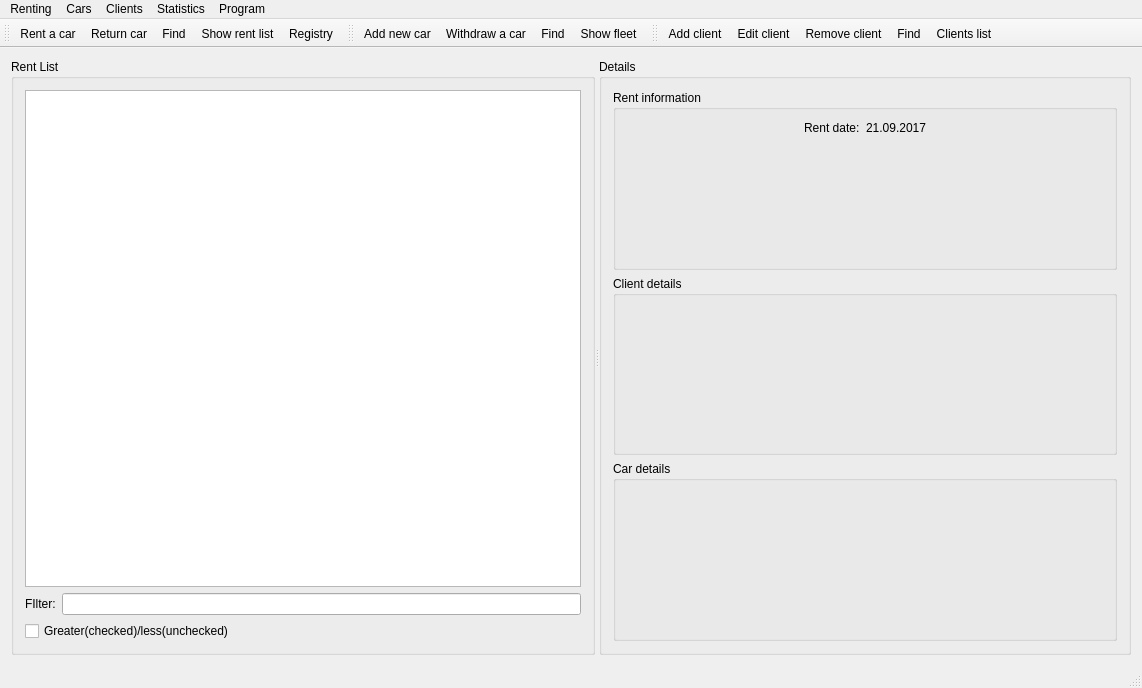
Old version of the form mainwindow.ui in the repository poskart/qt_carRental.
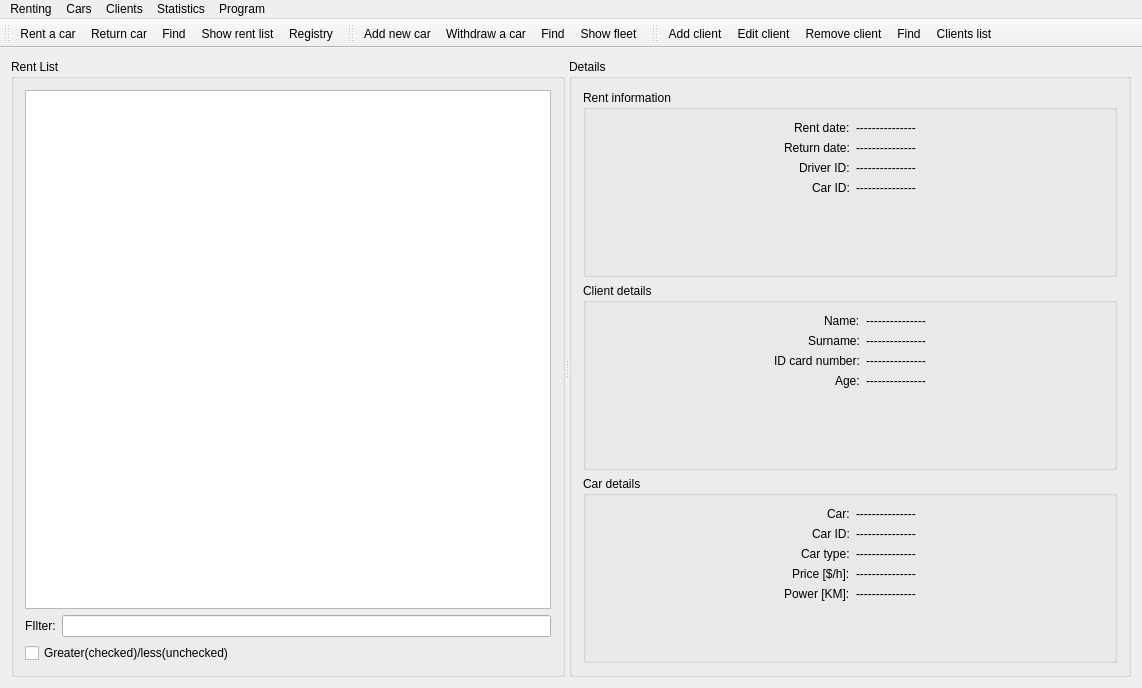
New version of the form. Icons and pictures are not drawn.

What changed in the file:
```diff
--- a/mainwindow.ui
+++ b/mainwindow.ui
@@ -120,6 +120,9 @@
              </item>
              <item>
               <layout class="QFormLayout" name="formLayout">
+               <property name="labelAlignment">
+                <set>Qt::AlignRight|Qt::AlignTrailing|Qt::AlignVCenter</set>
+               </property>
                <item row="0" column="0">
                 <widget class="QLabel" name="label_2">
                  <property name="text">
@@ -128,9 +131,51 @@
                 </widget>
                </item>
                <item row="0" column="1">
-                <widget class="QLabel" name="label_3">
+                <widget class="QLabel" name="rentBeginDateLabel">
                  <property name="text">
-                  <string>21.09.2017</string>
+                  <string>---------------</string>
+                 </property>
+                </widget>
+               </item>
+               <item row="1" column="0">
+                <widget class="QLabel" name="label_17">
+                 <property name="text">
+                  <string>Return date:</string>
+                 </property>
+                </widget>
+               </item>
+               <item row="1" column="1">
+                <widget class="QLabel" name="rentEndDateLabel">
+                 <property name="text">
+                  <string>---------------</string>
+                 </property>
+                </widget>
+               </item>
+               <item row="2" column="0">
+                <widget class="QLabel" name="label_19">
+                 <property name="text">
+                  <string>Driver ID:</string>
+                 </property>
+                </widget>
+               </item>
+               <item row="2" column="1">
+                <widget class="QLabel" name="clientIdNumberLabel1">
+                 <property name="text">
+                  <string>---------------</string>
+                 </property>
+                </widget>
+               </item>
+               <item row="3" column="0">
+                <widget class="QLabel" name="label_21">
+                 <property name="text">
+                  <string>Car ID:</string>
+                 </property>
+                </widget>
+               </item>
+               <item row="3" column="1">
+                <widget class="QLabel" name="carIdNumberLabel1">
+                 <property name="text">
+                  <string>---------------</string>
                  </property>
                 </widget>
                </item>
@@ -159,6 +204,101 @@
           <property name="title">
            <string>Client details</string>
           </property>
+          <layout class="QVBoxLayout" name="verticalLayout_5">
+           <item>
+            <layout class="QHBoxLayout" name="horizontalLayout_4">
+             <item>
+              <spacer name="horizontalSpacer_3">
+               <property name="orientation">
+                <enum>Qt::Horizontal</enum>
+               </property>
+               <property name="sizeHint" stdset="0">
+                <size>
+                 <width>40</width>
+                 <height>20</height>
+                </size>
+               </property>
+              </spacer>
+             </item>
+             <item>
+              <layout class="QFormLayout" name="formLayout_2">
+               <property name="labelAlignment">
+                <set>Qt::AlignRight|Qt::AlignTrailing|Qt::AlignVCenter</set>
+               </property>
+               <item row="0" column="0">
+                <widget class="QLabel" name="label_3">
+                 <property name="text">
+                  <string>Name:</string>
+                 </property>
+                </widget>
+               </item>
+               <item row="0" column="1">
+                <widget class="QLabel" name="clientNameLabel">
+                 <property name="text">
+                  <string>---------------</string>
+                 </property>
+                </widget>
+               </item>
+               <item row="1" column="0">
+                <widget class="QLabel" name="label_6">
+                 <property name="text">
+                  <string>Surname:</string>
+                 </property>
+                </widget>
+               </item>
+               <item row="1" column="1">
+                <widget class="QLabel" name="clientSurnameLabel">
+                 <property name="text">
+                  <string>---------------</string>
+                 </property>
+                </widget>
+               </item>
+               <item row="2" column="0">
+                <widget class="QLabel" name="label_8">
+                 <property name="text">
+                  <string>ID card number:</string>
+                 </property>
+                </widget>
+               </item>
+               <item row="2" column="1">
+                <widget class="QLabel" name="clientIdNumberLabel2">
+                 <property name="text">
+                  <string>---------------</string>
+                 </property>
+                </widget>
+               </item>
+               <item row="3" column="0">
+                <widget class="QLabel" name="label_23">
+                 <property name="text">
+                  <string>Age:</string>
+                 </property>
+                </widget>
+               </item>
+               <item row="3" column="1">
+                <widget class="QLabel" name="clientAgeLabel">
+                 <property name="text">
+                  <string>---------------</string>
+                 </property>
+                </widget>
+               </item>
+              </layout>
+             </item>
+             <item>
+              <spacer name="horizontalSpacer_4">
+               <property name="orientation">
+                <enum>Qt::Horizontal</enum>
+               </property>
+               <property name="sizeHint" stdset="0">
+                <size>
+                 <width>40</width>
+                 <height>20</height>
+                </size>
+               </property>
+              </spacer>
+             </item>
+            </layout>
+           </item>
+          </layout>
          </widget>
         </item>
         <item>
@@ -166,6 +306,115 @@
           <property name="title">
            <string>Car details</string>
           </property>
+          <layout class="QVBoxLayout" name="verticalLayout_6">
+           <item>
+            <layout class="QHBoxLayout" name="horizontalLayout_5">
+             <item>
+              <spacer name="horizontalSpacer_5">
+               <property name="orientation">
+                <enum>Qt::Horizontal</enum>
+               </property>
+               <property name="sizeHint" stdset="0">
+                <size>
+                 <width>40</width>
+                 <height>20</height>
+                </size>
+               </property>
+              </spacer>
+             </item>
+             <item>
+              <layout class="QFormLayout" name="formLayout_3">
+               <property name="labelAlignment">
+                <set>Qt::AlignRight|Qt::AlignTrailing|Qt::AlignVCenter</set>
+               </property>
+               <item row="0" column="0">
+                <widget class="QLabel" name="label_4">
+                 <property name="text">
+                  <string>Car:</string>
+                 </property>
+                </widget>
+               </item>
+               <item row="0" column="1">
+                <widget class="QLabel" name="carNameLabel">
+                 <property name="text">
+                  <string>---------------</string>
+                 </property>
+                </widget>
+               </item>
+               <item row="1" column="0">
+                <widget class="QLabel" name="label_11">
+                 <property name="text">
+                  <string>Car ID:</string>
+                 </property>
+                </widget>
+               </item>
+               <item row="1" column="1">
+                <widget class="QLabel" name="carIdNumberLabel2">
+                 <property name="text">
+                  <string>---------------</string>
+                 </property>
+                </widget>
+               </item>
+               <item row="2" column="0">
+                <widget class="QLabel" name="label_13">
+                 <property name="text">
+                  <string>Car type:</string>
+                 </property>
+                </widget>
+               </item>
+               <item row="2" column="1">
+                <widget class="QLabel" name="carTypeLabel">
+                 <property name="text">
+                  <string>---------------</string>
+                 </property>
+                </widget>
+               </item>
+               <item row="3" column="0">
+                <widget class="QLabel" name="label_15">
+                 <property name="text">
+                  <string>Price [$/h]:</string>
+                 </property>
+                </widget>
+               </item>
+               <item row="3" column="1">
+                <widget class="QLabel" name="carPriceLabel">
+                 <property name="text">
+                  <string>---------------</string>
+                 </property>
+                </widget>
+               </item>
+               <item row="4" column="0">
+                <widget class="QLabel" name="label_5">
+                 <property name="text">
+                  <string>Power [KM]:</string>
+                 </property>
+                </widget>
+               </item>
+               <item row="4" column="1">
+                <widget class="QLabel" name="carPowerLabel">
+                 <property name="text">
+                  <string>---------------</string>
+                 </property>
+                </widget>
+               </item>
+              </layout>
+             </item>
+             <item>
+              <spacer name="horizontalSpacer_6">
+               <property name="orientation">
+                <enum>Qt::Horizontal</enum>
+               </property>
+               <property name="sizeHint" stdset="0">
+                <size>
+                 <width>40</width>
+                 <height>20</height>
+                </size>
+               </property>
+              </spacer>
+             </item>
+            </layout>
+           </item>
+          </layout>
          </widget>
         </item>
        </layout>
@@ -187,7 +436,6 @@
    <addaction name="actionShow_rent_list"/>
    <addaction name="actionRegistry"/>
   </widget>
-  <widget class="QStatusBar" name="statusBar"/>
   <widget class="QMenuBar" name="menuBar">
    <property name="geometry">
     <rect>
```
